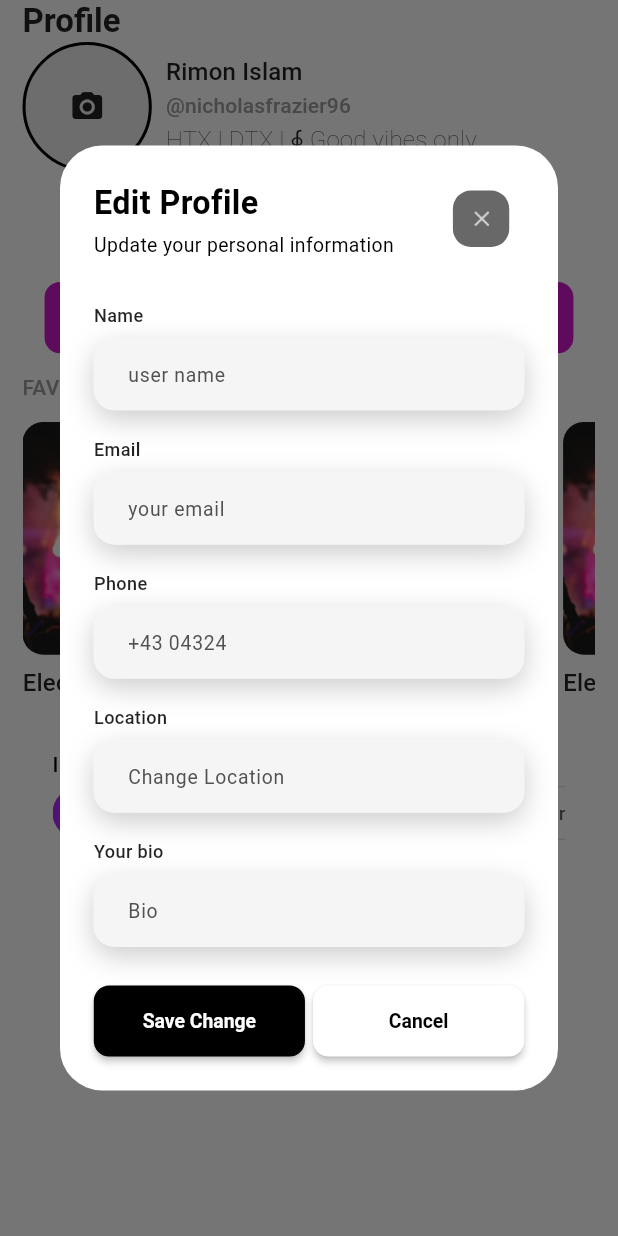
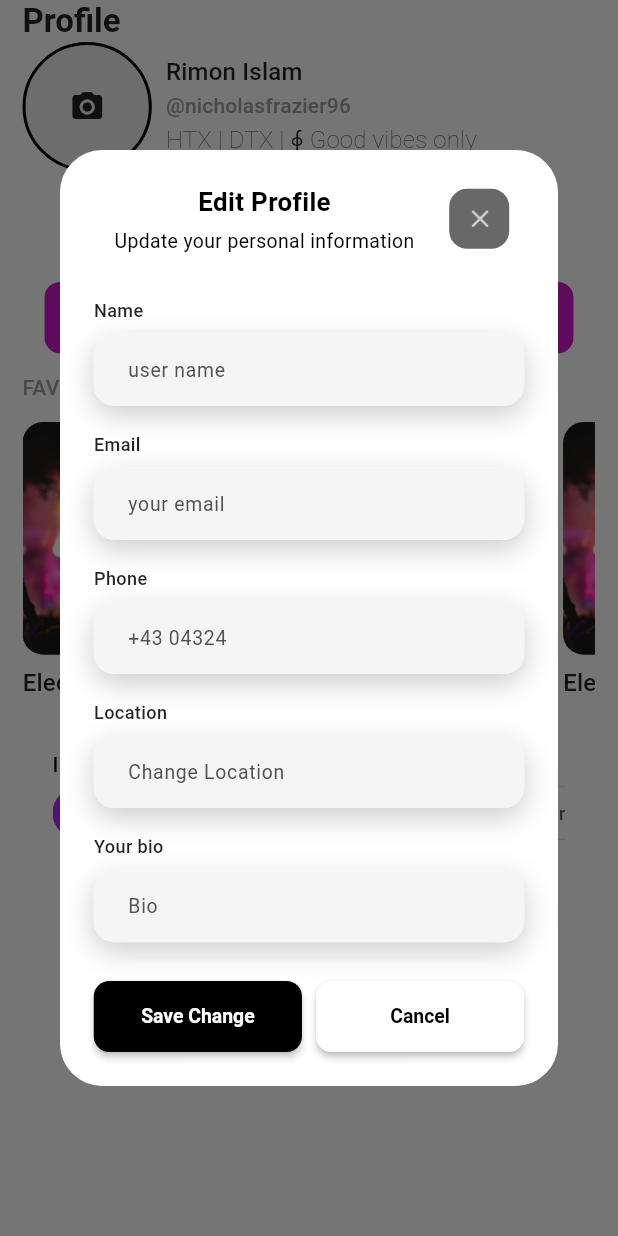
Before and after one commit to nazmul8451/Event-Discovery-App, a Flutter app: the ProfilePage screen opened directly, after a tap on "Edit Profile", on a phone screen of 412 x 824 dp. Run offline on Flutter 3.47's test engine with Material 3 defaults, Android fonts, the phone set to English and light mode, and no system bars; our stand-ins replace carousel_slider, flutter_rating_bar, flutter_screenutil, flutter_svg, get_storage, percent_indicator and 2 more; missing offline and left inert: progress_bar; accounts and stored records are empty.

Commit message:
add dark mode save

```diff
--- a/lib/View/Screen/BottomNavBarScreen/notification_screen.dart
+++ b/lib/View/Screen/BottomNavBarScreen/notification_screen.dart
@@ -54,8 +54,8 @@ class _NotificationScreenState extends State<NotificationScreen> {
               onTap: () => Navigator.pop(context),
               child: Container(
                 margin: EdgeInsets.only(right: 10),
-                height: 40.w,
-                width: 40.w,
+                height: 36,
+                width: 36,
                 decoration: BoxDecoration(
                   borderRadius: BorderRadius.circular(12),
                   color: controller.isDarkMode
--- a/lib/View/Screen/BottomNavBarScreen/profile_page.dart
+++ b/lib/View/Screen/BottomNavBarScreen/profile_page.dart
@@ -29,10 +29,9 @@ class _ProfilePageState extends State<ProfilePage> {
   @override
   Widget build(BuildContext context) {
     final isDark = Theme.of(context).brightness == Brightness.dark;
-    void CustomAlertDialogue(BuildContext context) {
-      // context নিবে
+    void Edit_profile_dialgue(BuildContext context) {
       showDialog(
-        context: context, // এখন ঠিক আছে
+        context: context,
         barrierDismissible: false,
         builder: (_) => AlertDialog(
           backgroundColor: Theme.of(context).scaffoldBackgroundColor,
@@ -40,7 +39,8 @@ class _ProfilePageState extends State<ProfilePage> {
             borderRadius: BorderRadius.circular(28),
           ),
           contentPadding: EdgeInsets.zero,
-          content: SizedBox(
+          content: SingleChildScrollView(
+            child: SizedBox(
               width: double.maxFinite,
               child: Padding(
                 padding: EdgeInsets.all(24.w),
@@ -51,27 +51,43 @@ class _ProfilePageState extends State<ProfilePage> {
                     Row(
                       mainAxisAlignment: MainAxisAlignment.spaceBetween,
                       children: [
-                      Column(
-                        crossAxisAlignment: CrossAxisAlignment.start,
+                        // এই Column টাকে Expanded দিয়ে wrap করছি যাতে বাকি জায়গা নেয়
+                        Expanded(
+                          child: Column(
+                            crossAxisAlignment: CrossAxisAlignment.center,
                             children: [
                               Text(
-                            "Edit Profile",
-                            style: TextStyle(color: isDark? Colors.white: Colors.black,fontSize: 25.sp,fontWeight: FontWeight.w600),
+                                'Edit Profile',
+                                style: TextStyle(
+                                  color: isDark ? Colors.white : Colors.black,
+                                  fontSize: 20.sp,
+                                  fontWeight: FontWeight.w600,
+                                ),
+                                overflow: TextOverflow.ellipsis,
                               ),
                               SizedBox(height: 4.h),
                               Text(
+                                textAlign: TextAlign.center,
                                 "Update your personal information",
-                            style:TextStyle(color: isDark? Colors.white: Colors.black,fontSize: 15.sp,fontWeight: FontWeight.w400),
+                                style: TextStyle(
+                                  color: isDark ? Colors.white : Colors.black,
+                                  fontSize: 15.sp,
+                                  fontWeight: FontWeight.w400,
+                                ),
+                                maxLines: 2,
+                                overflow: TextOverflow.ellipsis,
                               ),
                             ],
                           ),
+                        ),
+                        SizedBox(width: 10.w,),
                         Consumer<ThemeProvider>(
                           builder: (context, controller, child) => GestureDetector(
                             onTap: () => Navigator.pop(context),
                             child: Container(
                               margin: EdgeInsets.only(right: 10),
-                            height: 40.w,
-                            width: 40.w,
+                              height: 40,
+                              width: 40,
                               decoration: BoxDecoration(
                                 borderRadius: BorderRadius.circular(12),
                                 color: controller.isDarkMode
@@ -104,9 +120,9 @@ class _ProfilePageState extends State<ProfilePage> {
                     Row(
                       mainAxisAlignment: MainAxisAlignment.spaceBetween,
                       children: [
-                      SizedBox(
+                        Expanded(
+                          child: SizedBox(
                             height: 55.h,
-                        width: 150.w,
                             child: ElevatedButton(
                               style: ElevatedButton.styleFrom(
                                 backgroundColor: isDark? Colors.black: Colors.black,
@@ -132,9 +148,11 @@ class _ProfilePageState extends State<ProfilePage> {
                               ),
                             ),
                           ),
-                      SizedBox(
+                        ),
+                        SizedBox(width: 10.w,),
+                        Expanded(
+                          child: SizedBox(
                             height: 55.h,
-                        width: 150.w,
                             child: ElevatedButton(
                               style: ElevatedButton.styleFrom(
                                 backgroundColor:isDark? Colors.black : Colors.white,
@@ -145,7 +163,6 @@ class _ProfilePageState extends State<ProfilePage> {
                                 padding: EdgeInsets.symmetric(horizontal: 16.w),
                               ),
                               onPressed: (){
-
                               },
                               child: FittedBox(
                                 fit: BoxFit.scaleDown,
@@ -160,9 +177,11 @@ class _ProfilePageState extends State<ProfilePage> {
                               ),
                             ),
                           ),
+                        ),
                       ],
                     ),
                   ],
+                ),
               ),
             ),
           ),
@@ -301,7 +320,7 @@ class _ProfilePageState extends State<ProfilePage> {
                           ),
                           padding: EdgeInsets.symmetric(horizontal: 16.w),
                         ),
-                        onPressed: () => CustomAlertDialogue(context),
+                        onPressed: () => Edit_profile_dialgue(context),
                         child: FittedBox(
                           fit: BoxFit.scaleDown,
                           child: Text(
@@ -726,7 +745,7 @@ class _ProfilePageState extends State<ProfilePage> {
                                                   CrossAxisAlignment.start,
                                               children: [
                                                 Text(
-                                                  'Profile Status ',
+                                                  'Profile Status',
                                                   style: Theme.of(
                                                     context,
                                                   ).textTheme.titleMedium,
@@ -758,41 +777,44 @@ class _ProfilePageState extends State<ProfilePage> {
                                           ],
                                         ),
                                         SizedBox(height: 20.h),
-                                        Row(
-                                          mainAxisAlignment:
-                                              MainAxisAlignment.spaceBetween,
+                                        Consumer<ThemeProvider>(
+                                          builder: (context, themeProvider, child) {
+                                            return Row(
+                                              mainAxisAlignment: MainAxisAlignment.spaceBetween,
                                               children: [
                                                 Column(
-                                              crossAxisAlignment:
-                                                  CrossAxisAlignment.start,
+                                                  crossAxisAlignment: CrossAxisAlignment.start,
                                                   children: [
                                                     Text(
                                                       'Dark Mode',
-                                                  style: Theme.of(
-                                                    context,
-                                                  ).textTheme.titleMedium,
+                                                      style: Theme.of(context).textTheme.titleMedium,
+                                                    ),
+                                                    SizedBox(height: 4.h),
+                                                    Text(
+                                                      themeProvider.isDarkMode ? 'Currently Dark' : 'Currently Light',
+                                                      style: Theme.of(context).textTheme.bodySmall?.copyWith(
+                                                        color: Colors.grey,
+                                                        fontSize: 14.sp,
+                                                      ),
                                                     ),
                                                   ],
                                                 ),
                                                 Transform.scale(
-                                              scale: 0.78,
+                                                  scale: 0.85,
                                                   child: Switch(
-                                                value: switchON,
-                                                onChanged: (newValue) {
-                                                  setState(() {
-                                                    switchON = newValue;
-                                                  });
+                                                    value: themeProvider.isDarkMode,
+                                                    onChanged: (value) {
+                                                      themeProvider.toggleTheme(); // ei line e sob magic
                                                     },
                                                   ),
                                                 ),
                                               ],
+                                            );
+                                          },
                                         ),
+                                        SizedBox(height: 20.h),
+                                        Divider(color: Color(0xFFCC18CA).withOpacity(0.15)),
                                         SizedBox(height: 10.h),
-                                        Divider(
-                                          color: Color(
-                                            0xFFCC18CA,
-                                          ).withOpacity(0.15),
-                                        ),
                                       ],
                                     ),
                                   ),
--- a/lib/View/Theme/theme_provider.dart
+++ b/lib/View/Theme/theme_provider.dart
@@ -1,20 +1,21 @@
+// theme_provider.dart (GetStorage version – onek clean)
+
 import 'package:flutter/material.dart';
+import 'package:get_storage/get_storage.dart';
 
 class ThemeProvider with ChangeNotifier {
-  bool _isDarkMode = false;
-
-  bool get isDarkMode => _isDarkMode;
-
-  ThemeMode get themeMode => _isDarkMode ? ThemeMode.dark : ThemeMode.light;
+  final box = GetStorage();
+  bool get isDarkMode => box.read('isDarkMode') ?? false;
+  ThemeMode get themeMode => isDarkMode ? ThemeMode.dark : ThemeMode.light;
 
   void toggleTheme() {
-    _isDarkMode = !_isDarkMode;
+    box.write('isDarkMode', !isDarkMode);
     notifyListeners();
-    print("Theme toggled → Dark mode: $_isDarkMode"); // চেক করার জন্য
+    print("Theme toggled → Dark mode: $isDarkMode");
   }
 
   void setDarkMode(bool value) {
-    _isDarkMode = value;
+    box.write('isDarkMode', value);
     notifyListeners();
   }
 }
--- a/pubspec.yaml
+++ b/pubspec.yaml
@@ -36,6 +36,7 @@ dependencies:
   progress_bar: ^1.0.0
   flutter_rating_bar: ^4.0.1
   flutter_svg: ^2.2.3
+  get_storage: ^2.1.1
 
 
 dev_dependencies:
```
Also changed, not shown: lib/View/Screen/BottomNavBarScreen/details_screen.dart (+34 -44 lines), lib/View/Screen/Onboarding_screen/get_start_screen.dart (+7 -7 lines), lib/View/app.dart (deleted, +0 -27 lines), lib/main.dart (+10 -6 lines), assets/images/gatheringAppMapScreen.png (added), pubspec.lock, 1 other file. Lines whose indentation alone changed are shown as unchanged.
